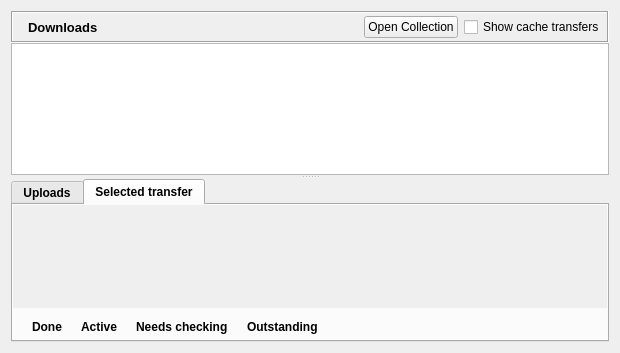
RetroShare/RetroShare, file retroshare-gui/src/gui/TransfersDialog.ui: the form before one commit.
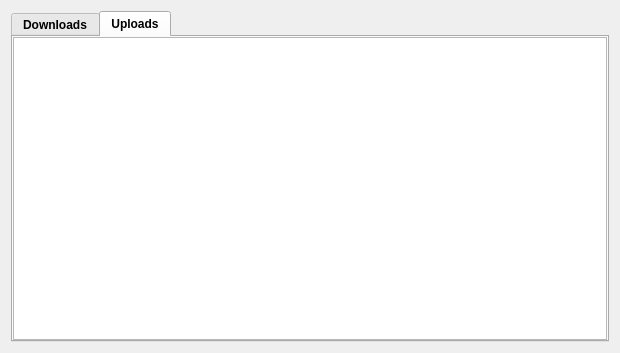
The form after the commit. The open tabs and pages were chosen to show the change. Icons and pictures are not drawn.

Commit message: - put FileTransferInfoWidget into DetailsDialog, in replacement of previous information display - corrected bug with DetailsDialog auto-deleting itself when closed - made TransferDialog a single tab widget. Gives more room to each of the tabs, especially search.

Diff of the .ui file:
```diff
--- a/retroshare-gui/src/gui/TransfersDialog.ui
+++ b/retroshare-gui/src/gui/TransfersDialog.ui
@@ -10,18 +10,31 @@
     <height>353</height>
    </rect>
   </property>
-  <layout class="QGridLayout">
-   <item row="0" column="0">
-    <widget class="QSplitter" name="splitter">
-     <property name="orientation">
-      <enum>Qt::Vertical</enum>
+  <layout class="QVBoxLayout" name="verticalLayout">
+   <item>
+    <widget class="QTabWidget" name="tabWidget">
+     <property name="font">
+      <font>
+       <weight>75</weight>
+       <bold>true</bold>
+      </font>
      </property>
-     <widget class="QWidget" name="layoutWidget">
-      <layout class="QGridLayout">
-       <property name="spacing">
+     <property name="currentIndex">
+      <number>1</number>
+     </property>
+     <widget class="QWidget" name="tab">
+      <attribute name="icon">
+       <iconset resource="images.qrc">
+        <normaloff>:/images/down.png</normaloff>:/images/down.png</iconset>
+      </attribute>
+      <attribute name="title">
+       <string>Downloads</string>
+      </attribute>
+      <layout class="QVBoxLayout" name="verticalLayout_2">
+       <property name="margin">
         <number>0</number>
        </property>
-       <item row="1" column="0">
+       <item>
         <widget class="QTreeView" name="downloadList">
          <property name="font">
           <font>
@@ -72,275 +85,36 @@
          </attribute>
         </widget>
        </item>
-       <item row="0" column="0">
-        <widget class="QFrame" name="titleBarFrame">
-         <property name="minimumSize">
-          <size>
-           <width>0</width>
-           <height>32</height>
-          </size>
-         </property>
-         <property name="maximumSize">
-          <size>
-           <width>16777215</width>
-           <height>32</height>
-          </size>
-         </property>
-         <property name="frameShape">
-          <enum>QFrame::Box</enum>
-         </property>
-         <property name="frameShadow">
-          <enum>QFrame::Sunken</enum>
-         </property>
-         <layout class="QHBoxLayout" name="horizontalLayout">
-          <property name="margin">
-           <number>2</number>
-          </property>
-          <item>
-           <widget class="QLabel" name="titleBarPixmap">
-            <property name="text">
-             <string/>
-            </property>
-            <property name="pixmap">
-             <pixmap resource="images.qrc">:/images/down.png</pixmap>
-            </property>
-           </widget>
-          </item>
-          <item>
-           <widget class="QLabel" name="titleBarLabel">
-            <property name="font">
-             <font>
-              <pointsize>10</pointsize>
-              <weight>75</weight>
-              <bold>true</bold>
-             </font>
-            </property>
-            <property name="text">
-             <string>Downloads</string>
-            </property>
-           </widget>
-          </item>
-          <item>
-           <spacer>
-            <property name="orientation">
-             <enum>Qt::Horizontal</enum>
-            </property>
-            <property name="sizeHint" stdset="0">
-             <size>
-              <width>483</width>
-              <height>20</height>
-             </size>
-            </property>
-           </spacer>
-          </item>
-          <item>
-           <widget class="QPushButton" name="openCollection">
-            <property name="focusPolicy">
-             <enum>Qt::NoFocus</enum>
-            </property>
-            <property name="text">
-             <string>Open Collection</string>
-            </property>
-           </widget>
-          </item>
-          <item>
-           <widget class="QCheckBox" name="_showCacheTransfers_CB">
-            <property name="focusPolicy">
-             <enum>Qt::ClickFocus</enum>
-            </property>
-            <property name="text">
-             <string>Show cache transfers</string>
-            </property>
-           </widget>
-          </item>
-         </layout>
-        </widget>
-       </item>
       </layout>
      </widget>
-     <widget class="QTabWidget" name="tabWidget">
-      <property name="font">
-       <font>
-        <weight>75</weight>
-        <bold>true</bold>
-       </font>
-      </property>
-      <property name="currentIndex">
-       <number>0</number>
-      </property>
-      <widget class="QWidget" name="uploadsTab">
-       <attribute name="icon">
-        <iconset resource="images.qrc">
-         <normaloff>:/images/up.png</normaloff>:/images/up.png</iconset>
-       </attribute>
-       <attribute name="title">
-        <string>Uploads</string>
-       </attribute>
-       <layout class="QGridLayout">
-        <property name="margin">
-         <number>0</number>
-        </property>
-        <property name="spacing">
-         <number>0</number>
-        </property>
-        <item row="0" column="0" colspan="2">
-         <widget class="QTreeView" name="uploadsList">
-          <property name="font">
-           <font>
-            <pointsize>9</pointsize>
-           </font>
-          </property>
-          <property name="sortingEnabled">
-           <bool>true</bool>
-          </property>
-         </widget>
-        </item>
-       </layout>
-      </widget>
-      <widget class="QWidget" name="transferTab">
-       <attribute name="icon">
-        <iconset resource="images.qrc">
-         <normaloff>:/images/blockdevice.png</normaloff>:/images/blockdevice.png</iconset>
-       </attribute>
-       <attribute name="title">
-        <string>Selected transfer</string>
-       </attribute>
-       <layout class="QGridLayout">
-        <property name="margin">
-         <number>0</number>
-        </property>
-        <property name="horizontalSpacing">
-         <number>6</number>
-        </property>
-        <item row="0" column="0">
-         <widget class="QScrollArea" name="fileTransferInfoWidget">
-          <property name="frameShape">
-           <enum>QFrame::NoFrame</enum>
-          </property>
-          <property name="horizontalScrollBarPolicy">
-           <enum>Qt::ScrollBarAlwaysOff</enum>
-          </property>
-          <property name="widgetResizable">
-           <bool>true</bool>
-          </property>
-          <widget class="QWidget" name="scrollAreaWidgetContents">
-           <property name="geometry">
-            <rect>
-             <x>0</x>
-             <y>0</y>
-             <width>100</width>
-             <height>30</height>
-            </rect>
-           </property>
-          </widget>
-         </widget>
-        </item>
-        <item row="1" column="0">
-         <layout class="QGridLayout">
-          <property name="margin">
-           <number>6</number>
-          </property>
-          <item row="0" column="0">
-           <layout class="QGridLayout">
-            <item row="0" column="0">
-             <widget class="QLabel" name="label_3">
-              <property name="text">
-               <string/>
-              </property>
-              <property name="pixmap">
-               <pixmap resource="images.qrc">:/images/graph-downloaded.png</pixmap>
-              </property>
-             </widget>
-            </item>
-            <item row="0" column="1">
-             <widget class="QLabel" name="label_4">
-              <property name="text">
-               <string>Done</string>
-              </property>
-             </widget>
-            </item>
-           </layout>
-          </item>
-          <item row="0" column="1">
-           <layout class="QGridLayout">
-            <item row="0" column="0">
-             <widget class="QLabel" name="label_5">
-              <property name="text">
-               <string/>
-              </property>
-              <property name="pixmap">
-               <pixmap resource="images.qrc">:/images/graph-downloading.png</pixmap>
-              </property>
-             </widget>
-            </item>
-            <item row="0" column="1">
-             <widget class="QLabel" name="label_6">
-              <property name="text">
-               <string>Active</string>
-              </property>
-             </widget>
-            </item>
-           </layout>
-          </item>
-          <item row="0" column="3">
-           <layout class="QGridLayout">
-            <item row="0" column="0">
-             <widget class="QLabel" name="label_7">
-              <property name="text">
-               <string/>
-              </property>
-              <property name="pixmap">
-               <pixmap resource="images.qrc">:/images/graph-notdownload.png</pixmap>
-              </property>
-             </widget>
-            </item>
-            <item row="0" column="1">
-             <widget class="QLabel" name="label_8">
-              <property name="text">
-               <string>Outstanding</string>
-              </property>
-             </widget>
-            </item>
-           </layout>
-          </item>
-          <item row="0" column="4">
-           <spacer name="horizontalSpacer">
-            <property name="orientation">
-             <enum>Qt::Horizontal</enum>
-            </property>
-            <property name="sizeHint" stdset="0">
-             <size>
-              <width>368</width>
-              <height>13</height>
-             </size>
-            </property>
-           </spacer>
-          </item>
-          <item row="0" column="2">
-           <layout class="QHBoxLayout" name="horizontalLayout_2">
-            <item>
-             <widget class="QLabel" name="label_10">
-              <property name="text">
-               <string/>
-              </property>
-              <property name="pixmap">
-               <pixmap resource="images.qrc">:/images/graph-checking.png</pixmap>
-              </property>
-             </widget>
-            </item>
-            <item>
-             <widget class="QLabel" name="label_9">
-              <property name="text">
-               <string>Needs checking</string>
-              </property>
-             </widget>
-            </item>
-           </layout>
-          </item>
-         </layout>
-        </item>
-       </layout>
-      </widget>
+     <widget class="QWidget" name="uploadsTab">
+      <attribute name="icon">
+       <iconset resource="images.qrc">
+        <normaloff>:/images/up.png</normaloff>:/images/up.png</iconset>
+      </attribute>
+      <attribute name="title">
+       <string>Uploads</string>
+      </attribute>
+      <layout class="QGridLayout">
+       <property name="margin">
+        <number>0</number>
+       </property>
+       <property name="spacing">
+        <number>0</number>
+       </property>
+       <item row="0" column="0" colspan="2">
+        <widget class="QTreeView" name="uploadsList">
+         <property name="font">
+          <font>
+           <pointsize>9</pointsize>
+          </font>
+         </property>
+         <property name="sortingEnabled">
+          <bool>true</bool>
+         </property>
+        </widget>
+       </item>
+      </layout>
      </widget>
     </widget>
    </item>
```
The commit also changes 6 other files.
